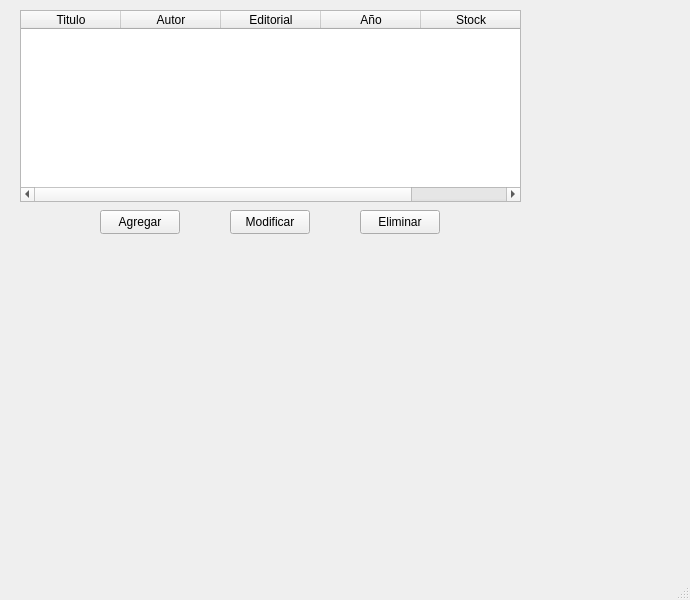
This is mainwindow.ui in Ignagallo/libro as Qt 5 draws it before an edit. The edited form follows.
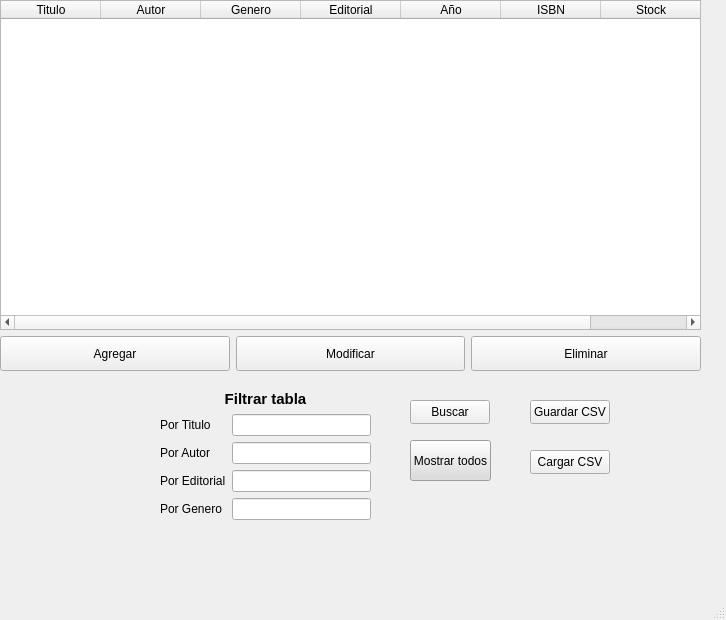
This is the edited form.

Commit message: Subiendo metodos buscar y archivos de libros

The edit to the form file:
```diff
--- a/mainwindow.ui
+++ b/mainwindow.ui
@@ -6,23 +6,92 @@
    <rect>
     <x>0</x>
     <y>0</y>
-    <width>690</width>
-    <height>600</height>
+    <width>726</width>
+    <height>620</height>
    </rect>
   </property>
   <property name="windowTitle">
    <string>MainWindow</string>
   </property>
   <widget class="QWidget" name="centralwidget">
+   <widget class="QWidget" name="gridLayoutWidget">
+    <property name="geometry">
+     <rect>
+      <x>0</x>
+      <y>0</y>
+      <width>701</width>
+      <height>371</height>
+     </rect>
+    </property>
+    <layout class="QGridLayout" name="gridLayout">
+     <property name="sizeConstraint">
+      <enum>QLayout::SizeConstraint::SetMaximumSize</enum>
+     </property>
+     <item row="1" column="2">
+      <widget class="QPushButton" name="eliminarLibro">
+       <property name="sizePolicy">
+        <sizepolicy hsizetype="Expanding" vsizetype="Expanding">
+         <horstretch>0</horstretch>
+         <verstretch>0</verstretch>
+        </sizepolicy>
+       </property>
+       <property name="maximumSize">
+        <size>
+         <width>16777215</width>
+         <height>35</height>
+        </size>
+       </property>
+       <property name="text">
+        <string>Eliminar</string>
+       </property>
+      </widget>
+     </item>
+     <item row="1" column="1">
+      <widget class="QPushButton" name="modificarLibro">
+       <property name="sizePolicy">
+        <sizepolicy hsizetype="Expanding" vsizetype="Expanding">
+         <horstretch>0</horstretch>
+         <verstretch>0</verstretch>
+        </sizepolicy>
+       </property>
+       <property name="minimumSize">
+        <size>
+         <width>0</width>
+         <height>35</height>
+        </size>
+       </property>
+       <property name="maximumSize">
+        <size>
+         <width>16777215</width>
+         <height>35</height>
+        </size>
+       </property>
+       <property name="text">
+        <string>Modificar</string>
+       </property>
+      </widget>
+     </item>
+     <item row="1" column="0">
+      <widget class="QPushButton" name="agregarLibro">
+       <property name="sizePolicy">
+        <sizepolicy hsizetype="Expanding" vsizetype="Expanding">
+         <horstretch>0</horstretch>
+         <verstretch>0</verstretch>
+        </sizepolicy>
+       </property>
+       <property name="maximumSize">
+        <size>
+         <width>16777215</width>
+         <height>35</height>
+        </size>
+       </property>
+       <property name="text">
+        <string>Agregar</string>
+       </property>
+      </widget>
+     </item>
+     <item row="0" column="0" colspan="3">
    <widget class="QTableWidget" name="tabla">
-    <property name="geometry">
-     <rect>
-      <x>20</x>
-      <y>10</y>
-      <width>501</width>
-      <height>192</height>
-     </rect>
-    </property>
     <property name="autoScrollMargin">
      <number>10</number>
     </property>
@@ -48,6 +117,11 @@
       <string>Autor</string>
      </property>
     </column>
+       <column>
+        <property name="text">
+         <string>Genero</string>
+        </property>
+       </column>
     <column>
      <property name="text">
       <string>Editorial</string>
@@ -58,49 +132,174 @@
       <string>Año</string>
      </property>
     </column>
+       <column>
+        <property name="text">
+         <string>ISBN</string>
+        </property>
+       </column>
     <column>
      <property name="text">
       <string>Stock</string>
      </property>
     </column>
    </widget>
-   <widget class="QPushButton" name="agregarLibro">
+     </item>
+    </layout>
+   </widget>
+   <widget class="QWidget" name="formLayoutWidget">
     <property name="geometry">
      <rect>
-      <x>100</x>
-      <y>210</y>
+      <x>160</x>
+      <y>390</y>
+      <width>211</width>
+      <height>151</height>
+     </rect>
+    </property>
+    <layout class="QFormLayout" name="formLayout">
+     <item row="2" column="0">
+      <widget class="QLabel" name="label_2">
+       <property name="text">
+        <string>Por Titulo</string>
+       </property>
+      </widget>
+     </item>
+     <item row="4" column="0">
+      <widget class="QLabel" name="label_3">
+       <property name="text">
+        <string>Por Editorial</string>
+       </property>
+      </widget>
+     </item>
+     <item row="3" column="0">
+      <widget class="QLabel" name="label_4">
+       <property name="text">
+        <string>Por Autor</string>
+       </property>
+      </widget>
+     </item>
+     <item row="5" column="0">
+      <widget class="QLabel" name="label_5">
+       <property name="text">
+        <string>Por Genero</string>
+       </property>
+      </widget>
+     </item>
+     <item row="2" column="1">
+      <widget class="QLineEdit" name="campoTituloBusqueda"/>
+     </item>
+     <item row="3" column="1">
+      <widget class="QLineEdit" name="campoAutorBusqueda"/>
+     </item>
+     <item row="4" column="1">
+      <widget class="QLineEdit" name="campoEditorialBusqueda"/>
+     </item>
+     <item row="5" column="1">
+      <widget class="QLineEdit" name="campoGeneroBusqueda"/>
+     </item>
+     <item row="0" column="0" colspan="2">
+      <widget class="QLabel" name="label">
+       <property name="font">
+        <font>
+         <pointsize>11</pointsize>
+         <bold>true</bold>
+        </font>
+       </property>
+       <property name="autoFillBackground">
+        <bool>true</bool>
+       </property>
+       <property name="text">
+        <string>Filtrar tabla</string>
+       </property>
+       <property name="alignment">
+        <set>Qt::AlignmentFlag::AlignCenter</set>
+       </property>
+      </widget>
+     </item>
+    </layout>
+   </widget>
+   <widget class="QPushButton" name="botonBuscar">
+    <property name="geometry">
+     <rect>
+      <x>410</x>
+      <y>400</y>
       <width>80</width>
       <height>24</height>
      </rect>
     </property>
     <property name="text">
-     <string>Agregar</string>
+     <string>Buscar</string>
     </property>
    </widget>
-   <widget class="QPushButton" name="modificarLibro">
+   <widget class="QPushButton" name="mostrarTodos">
     <property name="geometry">
      <rect>
-      <x>230</x>
-      <y>210</y>
+      <x>410</x>
+      <y>440</y>
+      <width>81</width>
+      <height>41</height>
+     </rect>
+    </property>
+    <property name="sizePolicy">
+     <sizepolicy hsizetype="Expanding" vsizetype="Expanding">
+      <horstretch>0</horstretch>
+      <verstretch>0</verstretch>
+     </sizepolicy>
+    </property>
+    <property name="font">
+     <font>
+      <strikeout>false</strikeout>
+      <stylestrategy>PreferDefault</stylestrategy>
+      <kerning>true</kerning>
+      <hintingpreference>PreferDefaultHinting</hintingpreference>
+     </font>
+    </property>
+    <property name="mouseTracking">
+     <bool>false</bool>
+    </property>
+    <property name="tabletTracking">
+     <bool>false</bool>
+    </property>
+    <property name="focusPolicy">
+     <enum>Qt::FocusPolicy::StrongFocus</enum>
+    </property>
+    <property name="contextMenuPolicy">
+     <enum>Qt::ContextMenuPolicy::DefaultContextMenu</enum>
+    </property>
+    <property name="acceptDrops">
+     <bool>false</bool>
+    </property>
+    <property name="styleSheet">
+     <string notr="true">background-color: rgb(220, 220, 220);
+color: black;</string>
+    </property>
+    <property name="text">
+     <string>Mostrar todos</string>
+    </property>
+   </widget>
+   <widget class="QPushButton" name="botonGuardarLista">
+    <property name="geometry">
+     <rect>
+      <x>530</x>
+      <y>400</y>
       <width>80</width>
       <height>24</height>
      </rect>
     </property>
     <property name="text">
-     <string>Modificar</string>
+     <string>Guardar CSV</string>
     </property>
    </widget>
-   <widget class="QPushButton" name="eliminarLibro">
+   <widget class="QPushButton" name="botonCargarLista">
     <property name="geometry">
      <rect>
-      <x>360</x>
-      <y>210</y>
+      <x>530</x>
+      <y>450</y>
       <width>80</width>
       <height>24</height>
      </rect>
     </property>
     <property name="text">
-     <string>Eliminar</string>
+     <string>Cargar CSV</string>
     </property>
    </widget>
   </widget>
```
Left out of the diff: 2 changed lines with no effect on the pictures. Lines whose indentation alone changed are shown as unchanged. The commit also changes 31 other files.
